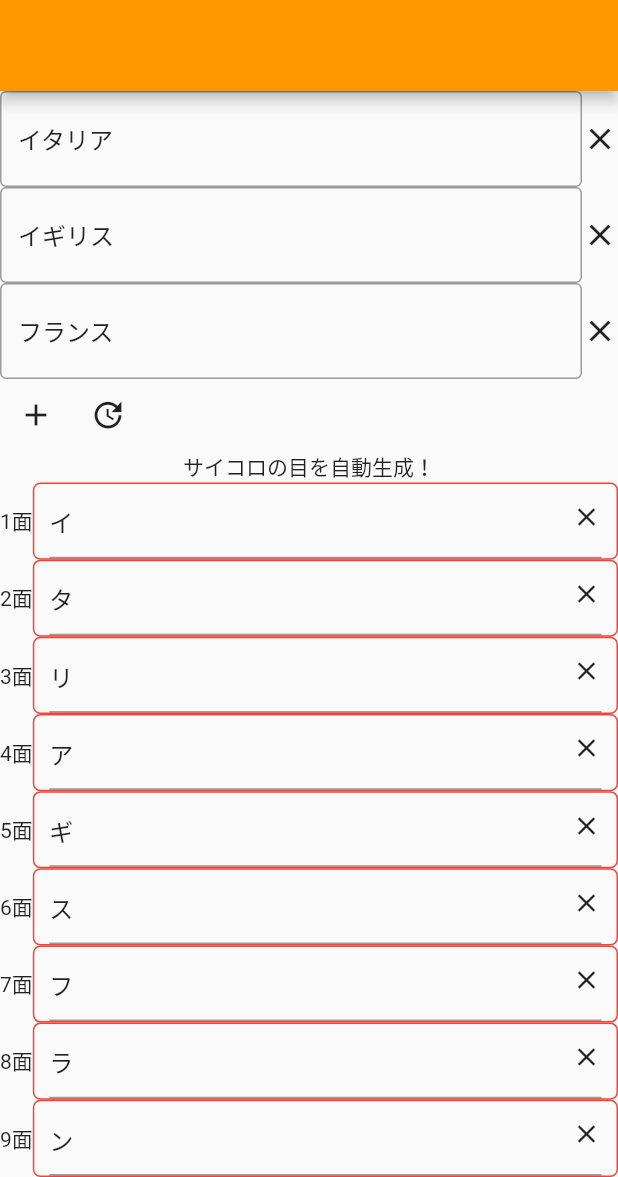
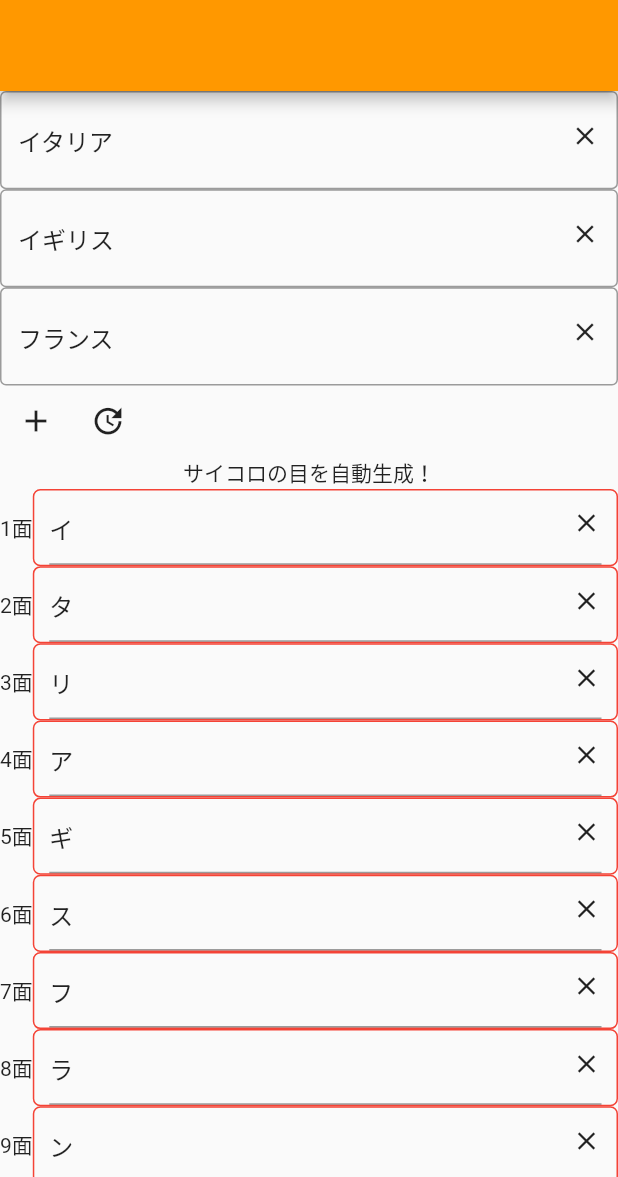
Before and after one commit to acannie/johinkodice, a Flutter app: the screen it shows after launch, on a phone screen of 412 x 824 dp, the part 59-1236 px from its top. Run offline on Flutter 3.47's test engine with Material 2 defaults, Android fonts, the phone set to English and light mode, and no system bars.

Commit message:
code: 削除ボタンの位置を TextField 内に変更。

```diff
--- a/lib/define_keywords.dart
+++ b/lib/define_keywords.dart
@@ -24,9 +24,17 @@ class DefineKeywords extends StatelessWidget {
               children: <Widget>[
                 Expanded(
                   child: TextField(
-                    decoration: const InputDecoration(
+                    decoration: InputDecoration(
                       border: OutlineInputBorder(),
                       hintText: "（例）イタリア",
+                      suffix: InkWell(
+                        child: const Icon(Icons.close, size: 20),
+                        onTap: () {
+                          if (nkoController.keywords.isNotEmpty) {
+                            nkoController.removeKeywordAt(index);
+                          }
+                        },
+                      ),
                     ),
                     controller: textFieldControllers[index],
                     onChanged: (text) {
@@ -34,14 +42,6 @@ class DefineKeywords extends StatelessWidget {
                     },
                   ),
                 ),
-                InkWell(
-                  child: const Icon(Icons.close),
-                  onTap: () {
-                    if (nkoController.keywords.isNotEmpty) {
-                      nkoController.removeKeywordAt(index);
-                    }
-                  },
-                )
               ],
             );
           },
```
